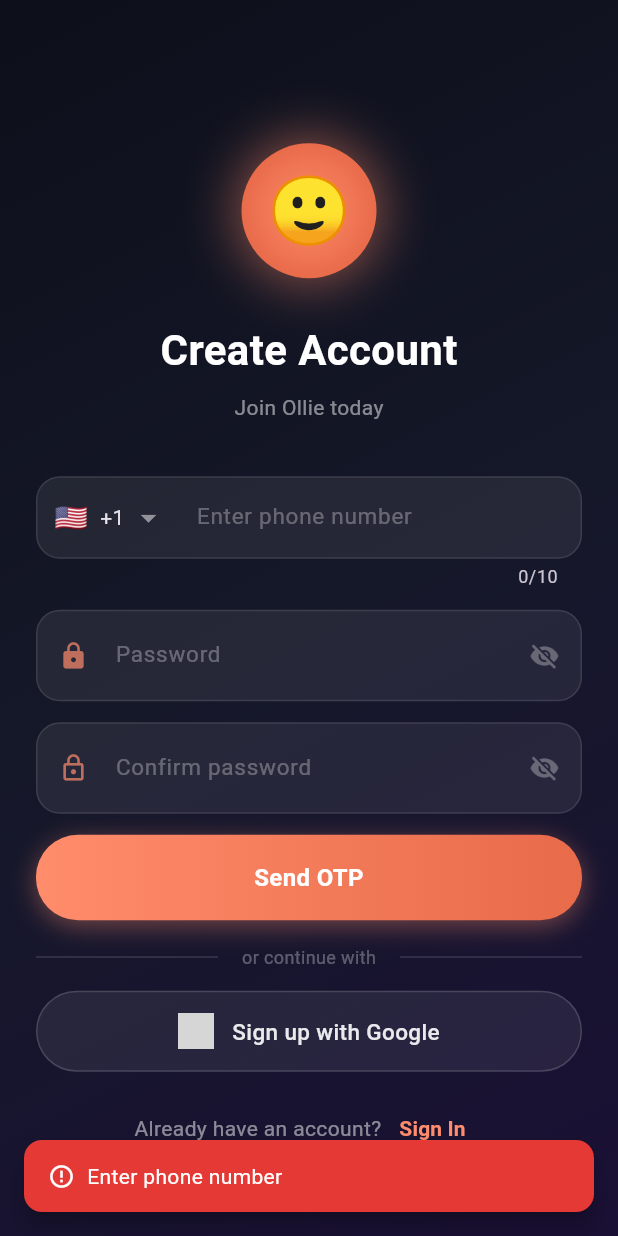
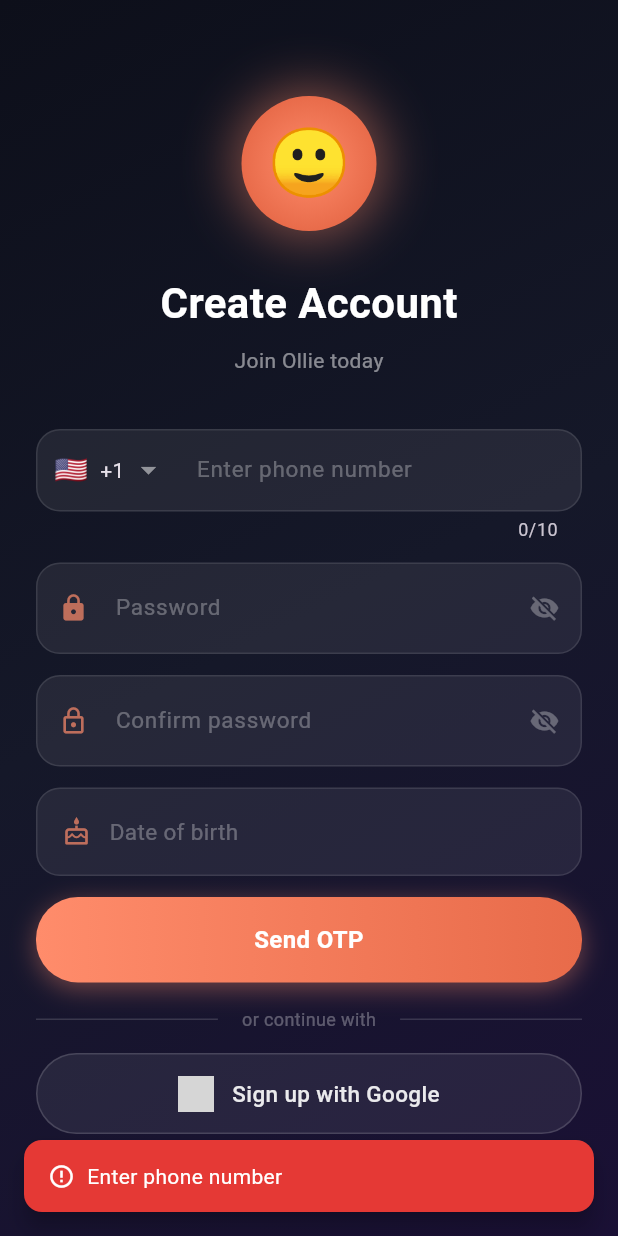
Before and after one commit to ollie81/ollie-flutter, a Flutter app: the screen it shows after launch, after a tap on "Get Started", after a tap on "Sign Up", after a tap on "Send OTP", on a phone screen of 412 x 824 dp. Run offline on Flutter 3.47's test engine with Material 3 defaults, Android fonts, the phone set to English and light mode, and no system bars; drawn by our look-alikes of intl_phone_field; our stand-ins replace audioplayers, firebase_core, firebase_messaging, flutter_secure_storage, google_mobile_ads, google_sign_in and 2 more; missing offline and left inert: flutter_sound; accounts and stored records are empty; network calls fail; Roboto replaces fonts that are missing (SF Pro Display); grey boxes are pictures that could not be loaded.

Commit message:
Collect date of birth at signup for the backend age gate
Adds a date-of-birth picker to the signup form, validated
client-side (must be set, must be 13+) before even sending an OTP
— no point spending an SMS on a signup that's going to be rejected
anyway. Sends the date to /auth/signup as 'YYYY-MM-DD', matching
what the corresponding backend change (ollie-api-1) now expects
and independently re-validates server-side.

```diff
--- a/lib/screens/auth_screen.dart
+++ b/lib/screens/auth_screen.dart
@@ -42,6 +42,34 @@ class _AuthScreenState extends State<AuthScreen> {
   bool _otpSent = false;
   bool _signupOtpSent = false;
   final TextEditingController _signupOtpController = TextEditingController();
+  DateTime? _dateOfBirth;
+
+  static const int _minSignupAgeYears = 13;
+
+  int _calculateAge(DateTime dob) {
+    final now = DateTime.now();
+    int age = now.year - dob.year;
+    if (now.month < dob.month || (now.month == dob.month && now.day < dob.day)) {
+      age--;
+    }
+    return age;
+  }
+
+  String _formatDate(DateTime d) =>
+      '${d.year.toString().padLeft(4, '0')}-${d.month.toString().padLeft(2, '0')}-${d.day.toString().padLeft(2, '0')}';
+
+  Future<void> _pickDateOfBirth() async {
+    final now = DateTime.now();
+    final picked = await showDatePicker(
+      context: context,
+      initialDate: DateTime(now.year - 18, now.month, now.day),
+      firstDate: DateTime(now.year - 100),
+      lastDate: now,
+    );
+    if (picked != null) {
+      setState(() => _dateOfBirth = picked);
+    }
+  }
 
   // Must match the Web client ID your backend (auth.py) verifies
   // Google ID tokens against. Without this, Android issues a token
@@ -84,6 +112,14 @@ class _AuthScreenState extends State<AuthScreen> {
           _showError('Passwords do not match');
           return;
         }
+        if (_dateOfBirth == null) {
+          _showError('Enter your date of birth');
+          return;
+        }
+        if (_calculateAge(_dateOfBirth!) < _minSignupAgeYears) {
+          _showError('You must be at least $_minSignupAgeYears years old to create an account');
+          return;
+        }
 
         if (!_signupOtpSent) {
           await _api.requestSignupOtp(phoneNumber: phone);
@@ -98,6 +134,7 @@ class _AuthScreenState extends State<AuthScreen> {
             phoneNumber: phone,
             password: _passwordController.text,
             otp: _signupOtpController.text.trim(),
+            dateOfBirth: _formatDate(_dateOfBirth!),
           );
           await _saveAndNavigate(phone);
         }
@@ -416,6 +453,44 @@ class _AuthScreenState extends State<AuthScreen> {
                     const SizedBox(height: 14),
                   ],
 
+                  // Date of birth (signup only)
+                  if (_mode == AuthMode.signup) ...[
+                    GestureDetector(
+                      onTap: _isLoading ? null : _pickDateOfBirth,
+                      child: Container(
+                        width: double.infinity,
+                        padding: const EdgeInsets.symmetric(vertical: 18, horizontal: 16),
+                        decoration: BoxDecoration(
+                          borderRadius: BorderRadius.circular(16),
+                          color: Colors.white.withOpacity(0.07),
+                          border: Border.all(color: Colors.white.withOpacity(0.1)),
+                        ),
+                        child: Row(
+                          children: [
+                            Icon(
+                              Icons.cake_outlined,
+                              color: const Color(0xFFFF8C6B).withOpacity(0.7),
+                              size: 20,
+                            ),
+                            const SizedBox(width: 12),
+                            Text(
+                              _dateOfBirth == null
+                                  ? 'Date of birth'
+                                  : _formatDate(_dateOfBirth!),
+                              style: TextStyle(
+                                color: _dateOfBirth == null
+                                    ? Colors.white.withOpacity(0.3)
+                                    : Colors.white,
+                                fontSize: 15,
+                              ),
+                            ),
+                          ],
+                        ),
+                      ),
+                    ),
+                    const SizedBox(height: 14),
+                  ],
+
                   // Signup OTP field
                   if (_mode == AuthMode.signup && _signupOtpSent) ...[
                     _buildTextField(
@@ -580,6 +655,7 @@ class _AuthScreenState extends State<AuthScreen> {
                               _confirmController.clear();
                               _signupOtpSent = false;
                               _signupOtpController.clear();
+                              _dateOfBirth = null;
                             });
                           },
                           child: Text(
--- a/lib/services/api_service.dart
+++ b/lib/services/api_service.dart
@@ -207,6 +207,7 @@ class ApiService {
     required String phoneNumber,
     required String password,
     required String otp,
+    String? dateOfBirth,
   }) async {
     final response = await http.post(
       Uri.parse('$baseUrl/auth/signup'),
@@ -215,6 +216,7 @@ class ApiService {
         'phone_number': phoneNumber,
         'password': password,
         'otp': otp,
+        if (dateOfBirth != null) 'date_of_birth': dateOfBirth,
       }),
     );
 
```
